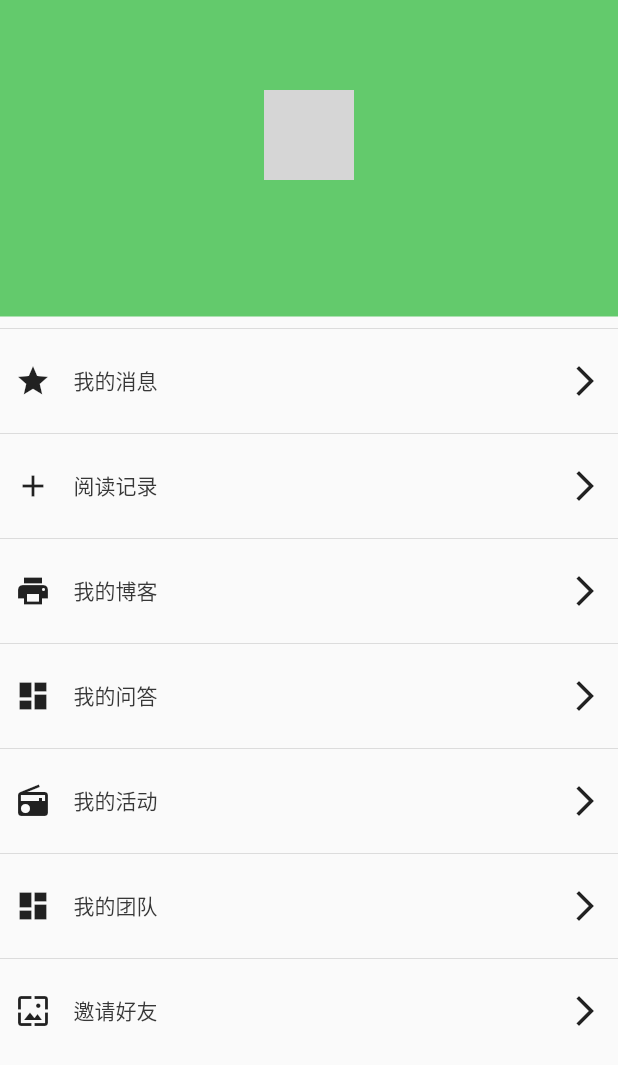
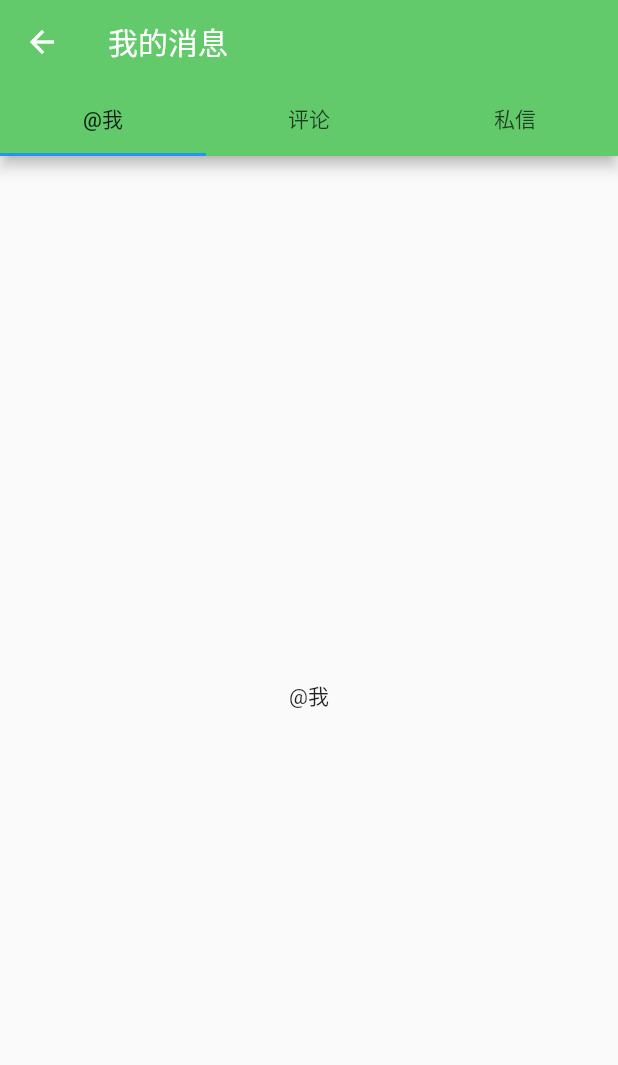
Before and after one commit to xinkong/open_source_china, a Flutter app: the MinePages widget shown alone on an empty page, opened directly, after a tap on "我的消息", on a phone screen of 412 x 824 dp. Shown: the top 1065 px of the screen. Run offline on Flutter 3.47's test engine with Material 2 defaults, Android fonts, the phone set to English and light mode, and no system bars; our stand-ins replace event_bus, shared_preferences; missing offline and left inert: flutter_webview_plugin; accounts and stored records are empty; network calls fail; grey boxes are pictures that could not be loaded.

Commit message:
提交消息界面

```diff
--- /dev/null
+++ b/lib/pages/message_info_oage.dart
@@ -0,0 +1,50 @@
+import 'package:flutter/material.dart';
+import 'package:open_source_china/contants/app_colors.dart';
+
+class MessageInfo extends StatelessWidget {
+  @override
+  Widget build(BuildContext context) {
+    return MessageContent();
+  }
+}
+
+class MessageContent extends StatefulWidget {
+  @override
+  _MessageContentState createState() => _MessageContentState();
+}
+
+class _MessageContentState extends State<MessageContent> {
+  List<String> _TableTile = ["@我", "评论", "私信"];
+
+  @override
+  Widget build(BuildContext context) {
+    return DefaultTabController(
+      length: _TableTile.length,
+      initialIndex: 0,
+      child: Scaffold(
+        appBar: AppBar(
+          title: Text(
+            "我的消息",
+            style: TextStyle(color: AppColors.Colfff),
+          ),
+          iconTheme: IconThemeData(color: AppColors.Colfff),
+          bottom: TabBar(
+              tabs: _TableTile.map((title) => Tab(
+                    child: Text(title),
+                  )).toList()),
+        ),
+        body: TabBarView(children: [
+          Center(
+            child: Text("@我"),
+          ),
+          Center(
+            child: Text("评论"),
+          ),
+          Center(
+            child: Text("私信"),
+          ),
+        ]),
+      ),
+    );
+  }
+}
--- a/lib/pages/mine_page.dart
+++ b/lib/pages/mine_page.dart
@@ -5,6 +5,7 @@ import 'package:open_source_china/contants/app_colors.dart';
 import 'package:open_source_china/contants/app_url_info.dart';
 import 'package:open_source_china/contants/event_bus.dart';
 import 'package:open_source_china/pages/LoginPage.dart';
+import 'package:open_source_china/pages/message_info_oage.dart';
 import 'package:open_source_china/pages/mine_detail_page.dart';
 import 'package:open_source_china/utils/data_utils.dart';
 import 'package:open_source_china/utils/net_utils.dart';
@@ -103,6 +104,7 @@ class _MinePagesState extends State<MinePages> {
               return InkWell(
                 onTap: () {
                   print(title[index]);
+                  jumpToOtherPage(title[index]);
                 },
                 child: ListItemInfo(
                     leftIcon: iconInfo[index],
@@ -174,4 +176,14 @@ class _MinePagesState extends State<MinePages> {
       ),
     );
   }
+
+  void jumpToOtherPage(String title) {
+
+    switch(title){
+      case "我的消息":
+        Navigator.of(context).push(MaterialPageRoute(builder: (context)=>MessageInfo()));
+        break;
+    }
+
+  }
 }
```
